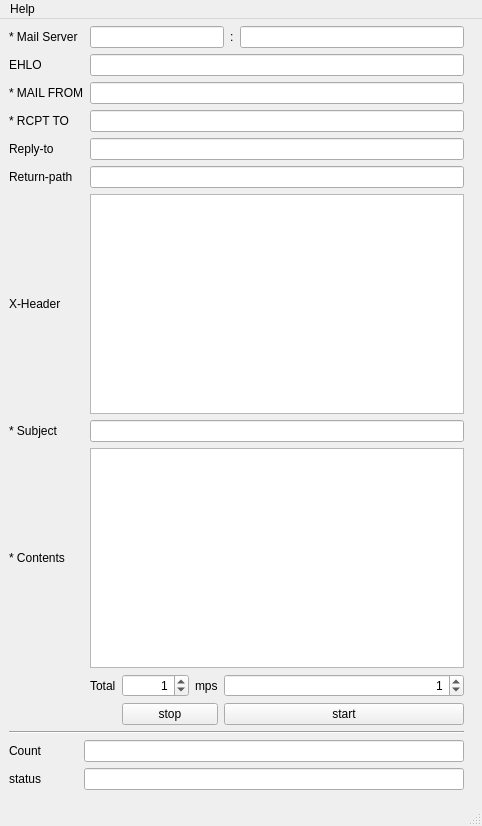
The window that sendmail/measure.ui (jybaek/gist) describes before a commit, drawn with Qt 5.
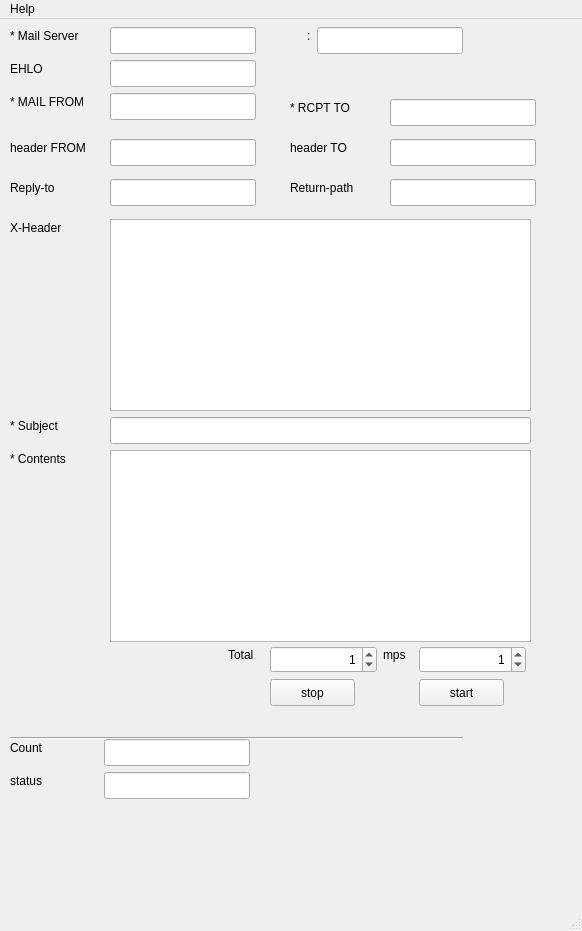
The same window after the commit.

Commit message: Add header from/to

What changed in the file:
```diff
--- a/sendmail/measure.ui
+++ b/sendmail/measure.ui
@@ -6,151 +6,305 @@
    <rect>
     <x>0</x>
     <y>0</y>
-    <width>482</width>
-    <height>826</height>
+    <width>582</width>
+    <height>931</height>
    </rect>
   </property>
   <property name="windowTitle">
    <string>MainWindow</string>
   </property>
   <widget class="QWidget" name="centralwidget">
-   <widget class="QWidget" name="">
+   <widget class="QLabel" name="label_11">
     <property name="geometry">
      <rect>
-      <x>9</x>
-      <y>7</y>
-      <width>455</width>
-      <height>764</height>
+      <x>290</x>
+      <y>120</y>
+      <width>71</width>
+      <height>17</height>
      </rect>
     </property>
-    <layout class="QGridLayout" name="gridLayout">
-     <item row="0" column="0">
+    <property name="text">
+     <string>header TO</string>
+    </property>
+   </widget>
+   <widget class="QLineEdit" name="form_headerto">
+    <property name="geometry">
+     <rect>
+      <x>390</x>
+      <y>120</y>
+      <width>146</width>
+      <height>27</height>
+     </rect>
+    </property>
+    <property name="text">
+     <string/>
+    </property>
+   </widget>
+   <widget class="QLabel" name="label_12">
+    <property name="geometry">
+     <rect>
+      <x>10</x>
+      <y>120</y>
+      <width>93</width>
+      <height>17</height>
+     </rect>
+    </property>
+    <property name="text">
+     <string>header FROM</string>
+    </property>
+   </widget>
+   <widget class="QLineEdit" name="form_headerfrom">
+    <property name="geometry">
+     <rect>
+      <x>110</x>
+      <y>120</y>
+      <width>146</width>
+      <height>27</height>
+     </rect>
+    </property>
+    <property name="text">
+     <string/>
+    </property>
+   </widget>
+   <widget class="QLineEdit" name="form_mailserver_port">
+    <property name="geometry">
+     <rect>
+      <x>317</x>
+      <y>8</y>
+      <width>146</width>
+      <height>27</height>
+     </rect>
+    </property>
+    <property name="text">
+     <string/>
+    </property>
+   </widget>
       <widget class="QLabel" name="label_6">
+    <property name="geometry">
+     <rect>
+      <x>10</x>
+      <y>8</y>
+      <width>88</width>
+      <height>17</height>
+     </rect>
+    </property>
        <property name="text">
         <string>* Mail Server</string>
        </property>
       </widget>
-     </item>
-     <item row="0" column="2" colspan="4">
       <widget class="QLineEdit" name="form_mailserver">
+    <property name="geometry">
+     <rect>
+      <x>110</x>
+      <y>8</y>
+      <width>146</width>
+      <height>27</height>
+     </rect>
+    </property>
        <property name="text">
         <string/>
        </property>
       </widget>
-     </item>
-     <item row="0" column="6">
       <widget class="QLabel" name="label_13">
+    <property name="geometry">
+     <rect>
+      <x>307</x>
+      <y>8</y>
+      <width>16</width>
+      <height>17</height>
+     </rect>
+    </property>
        <property name="text">
         <string>:</string>
        </property>
       </widget>
-     </item>
-     <item row="0" column="7">
-      <widget class="QLineEdit" name="form_mailserver_port">
-       <property name="text">
-        <string/>
-       </property>
-      </widget>
-     </item>
-     <item row="1" column="0">
-      <widget class="QLabel" name="label">
-       <property name="text">
-        <string>EHLO</string>
-       </property>
-      </widget>
-     </item>
-     <item row="1" column="2" colspan="6">
-      <widget class="QLineEdit" name="form_ehlo"/>
-     </item>
-     <item row="2" column="0" colspan="2">
-      <widget class="QLabel" name="label_5">
-       <property name="text">
-        <string>* MAIL FROM</string>
-       </property>
-      </widget>
-     </item>
-     <item row="2" column="2" colspan="6">
-      <widget class="QLineEdit" name="form_mailfrom">
-       <property name="text">
-        <string/>
-       </property>
-      </widget>
-     </item>
-     <item row="3" column="0">
-      <widget class="QLabel" name="label_8">
-       <property name="text">
-        <string>* RCPT TO</string>
-       </property>
-      </widget>
-     </item>
-     <item row="3" column="2" colspan="6">
-      <widget class="QLineEdit" name="form_rcptto">
+   <widget class="Line" name="line">
+    <property name="geometry">
+     <rect>
+      <x>10</x>
+      <y>711</y>
+      <width>453</width>
+      <height>16</height>
+     </rect>
+    </property>
+    <property name="orientation">
+     <enum>Qt::Horizontal</enum>
+    </property>
+   </widget>
+   <widget class="QLineEdit" name="lineEdit_2">
+    <property name="geometry">
+     <rect>
+      <x>104</x>
+      <y>753</y>
+      <width>146</width>
+      <height>27</height>
+     </rect>
+    </property>
+    <property name="readOnly">
+     <bool>true</bool>
+    </property>
+   </widget>
+   <widget class="QLabel" name="label_10">
+    <property name="geometry">
+     <rect>
+      <x>10</x>
+      <y>753</y>
+      <width>43</width>
+      <height>17</height>
+     </rect>
+    </property>
        <property name="text">
-        <string/>
-       </property>
-      </widget>
-     </item>
-     <item row="4" column="0" colspan="2">
-      <widget class="QLabel" name="label_14">
-       <property name="text">
-        <string>Reply-to</string>
-       </property>
-      </widget>
-     </item>
-     <item row="4" column="2" colspan="6">
-      <widget class="QLineEdit" name="form_replyto">
+     <string>status</string>
+    </property>
+   </widget>
+   <widget class="QLabel" name="label_2">
+    <property name="geometry">
+     <rect>
+      <x>10</x>
+      <y>720</y>
+      <width>43</width>
+      <height>17</height>
+     </rect>
+    </property>
        <property name="text">
-        <string/>
-       </property>
-      </widget>
-     </item>
-     <item row="5" column="0" colspan="2">
-      <widget class="QLabel" name="label_15">
-       <property name="text">
-        <string>Return-path</string>
-       </property>
-      </widget>
-     </item>
-     <item row="5" column="2" colspan="6">
-      <widget class="QLineEdit" name="form_returnpath">
-       <property name="text">
-        <string/>
-       </property>
-      </widget>
-     </item>
-     <item row="6" column="0">
-      <widget class="QLabel" name="label_16">
-       <property name="text">
-        <string>X-Header</string>
-       </property>
-      </widget>
-     </item>
-     <item row="6" column="2" colspan="6">
-      <widget class="QTextEdit" name="form_xheader"/>
-     </item>
-     <item row="7" column="0">
+     <string>Count</string>
+    </property>
+   </widget>
+   <widget class="QLineEdit" name="lineEdit">
+    <property name="geometry">
+     <rect>
+      <x>104</x>
+      <y>720</y>
+      <width>146</width>
+      <height>27</height>
+     </rect>
+    </property>
+    <property name="readOnly">
+     <bool>true</bool>
+    </property>
+   </widget>
       <widget class="QLabel" name="label_7">
+    <property name="geometry">
+     <rect>
+      <x>10</x>
+      <y>398</y>
+      <width>63</width>
+      <height>17</height>
+     </rect>
+    </property>
        <property name="text">
         <string>* Subject</string>
        </property>
       </widget>
-     </item>
-     <item row="7" column="2" colspan="6">
+   <widget class="QLineEdit" name="form_ehlo">
+    <property name="geometry">
+     <rect>
+      <x>110</x>
+      <y>41</y>
+      <width>146</width>
+      <height>27</height>
+     </rect>
+    </property>
+   </widget>
+   <widget class="QPushButton" name="form_start">
+    <property name="geometry">
+     <rect>
+      <x>419</x>
+      <y>660</y>
+      <width>85</width>
+      <height>27</height>
+     </rect>
+    </property>
+    <property name="text">
+     <string>start</string>
+    </property>
+   </widget>
+   <widget class="QLineEdit" name="form_replyto">
+    <property name="geometry">
+     <rect>
+      <x>110</x>
+      <y>160</y>
+      <width>146</width>
+      <height>27</height>
+     </rect>
+    </property>
+    <property name="text">
+     <string/>
+    </property>
+   </widget>
+   <widget class="QLabel" name="label_9">
+    <property name="geometry">
+     <rect>
+      <x>383</x>
+      <y>627</y>
+      <width>30</width>
+      <height>17</height>
+     </rect>
+    </property>
+    <property name="text">
+     <string>mps</string>
+    </property>
+   </widget>
       <widget class="QLineEdit" name="form_subject">
+    <property name="geometry">
+     <rect>
+      <x>110</x>
+      <y>398</y>
+      <width>421</width>
+      <height>27</height>
+     </rect>
+    </property>
        <property name="text">
         <string/>
        </property>
       </widget>
-     </item>
-     <item row="8" column="0">
-      <widget class="QLabel" name="label_4">
+   <widget class="QSpinBox" name="mps">
+    <property name="geometry">
+     <rect>
+      <x>419</x>
+      <y>627</y>
+      <width>107</width>
+      <height>27</height>
+     </rect>
+    </property>
+    <property name="wrapping">
+     <bool>false</bool>
+    </property>
+    <property name="alignment">
+     <set>Qt::AlignRight|Qt::AlignTrailing|Qt::AlignVCenter</set>
+    </property>
+    <property name="accelerated">
+     <bool>false</bool>
+    </property>
+    <property name="maximum">
+     <number>420000000</number>
+    </property>
+    <property name="value">
+     <number>1</number>
+    </property>
+   </widget>
+   <widget class="QLabel" name="label_8">
+    <property name="geometry">
+     <rect>
+      <x>290</x>
+      <y>80</y>
+      <width>71</width>
+      <height>17</height>
+     </rect>
+    </property>
        <property name="text">
-        <string>* Contents</string>
-       </property>
-      </widget>
-     </item>
-     <item row="8" column="2" colspan="6">
+     <string>* RCPT TO</string>
+    </property>
+   </widget>
       <widget class="QTextEdit" name="form_data">
+    <property name="geometry">
+     <rect>
+      <x>110</x>
+      <y>431</y>
+      <width>421</width>
+      <height>192</height>
+     </rect>
+    </property>
        <property name="html">
         <string>&lt;!DOCTYPE HTML PUBLIC &quot;-//W3C//DTD HTML 4.0//EN&quot; &quot;http://www.w3.org/TR/REC-html40/strict.dtd&quot;&gt;
 &lt;html&gt;&lt;head&gt;&lt;meta name=&quot;qrichtext&quot; content=&quot;1&quot; /&gt;&lt;style type=&quot;text/css&quot;&gt;
@@ -159,112 +313,186 @@
 &lt;p style=&quot;-qt-paragraph-type:empty; margin-top:0px; margin-bottom:0px; margin-left:0px; margin-right:0px; -qt-block-indent:0; text-indent:0px;&quot;&gt;&lt;br /&gt;&lt;/p&gt;&lt;/body&gt;&lt;/html&gt;</string>
        </property>
       </widget>
-     </item>
-     <item row="9" column="2">
+   <widget class="QLineEdit" name="form_mailfrom">
+    <property name="geometry">
+     <rect>
+      <x>110</x>
+      <y>74</y>
+      <width>146</width>
+      <height>27</height>
+     </rect>
+    </property>
+    <property name="text">
+     <string/>
+    </property>
+   </widget>
       <widget class="QLabel" name="label_3">
+    <property name="geometry">
+     <rect>
+      <x>228</x>
+      <y>627</y>
+      <width>36</width>
+      <height>17</height>
+     </rect>
+    </property>
        <property name="text">
         <string>Total</string>
        </property>
       </widget>
-     </item>
-     <item row="9" column="3">
-      <widget class="QSpinBox" name="mail_total">
-       <property name="autoFillBackground">
-        <bool>false</bool>
-       </property>
-       <property name="wrapping">
-        <bool>false</bool>
-       </property>
-       <property name="alignment">
-        <set>Qt::AlignRight|Qt::AlignTrailing|Qt::AlignVCenter</set>
-       </property>
-       <property name="accelerated">
-        <bool>false</bool>
-       </property>
-       <property name="maximum">
-        <number>420000000</number>
-       </property>
-       <property name="value">
-        <number>1</number>
-       </property>
-      </widget>
-     </item>
-     <item row="9" column="4">
-      <widget class="QLabel" name="label_9">
+   <widget class="QLabel" name="label">
+    <property name="geometry">
+     <rect>
+      <x>10</x>
+      <y>41</y>
+      <width>38</width>
+      <height>17</height>
+     </rect>
+    </property>
        <property name="text">
-        <string>mps</string>
-       </property>
-      </widget>
-     </item>
-     <item row="9" column="5" colspan="3">
-      <widget class="QSpinBox" name="mps">
-       <property name="wrapping">
-        <bool>false</bool>
-       </property>
-       <property name="alignment">
-        <set>Qt::AlignRight|Qt::AlignTrailing|Qt::AlignVCenter</set>
-       </property>
-       <property name="accelerated">
-        <bool>false</bool>
-       </property>
-       <property name="maximum">
-        <number>420000000</number>
-       </property>
-       <property name="value">
-        <number>1</number>
-       </property>
-      </widget>
-     </item>
-     <item row="10" column="3" colspan="2">
+     <string>EHLO</string>
+    </property>
+   </widget>
+   <widget class="QLineEdit" name="form_rcptto">
+    <property name="geometry">
+     <rect>
+      <x>390</x>
+      <y>80</y>
+      <width>146</width>
+      <height>27</height>
+     </rect>
+    </property>
+    <property name="text">
+     <string/>
+    </property>
+   </widget>
       <widget class="QPushButton" name="form_stop">
+    <property name="geometry">
+     <rect>
+      <x>270</x>
+      <y>660</y>
+      <width>85</width>
+      <height>27</height>
+     </rect>
+    </property>
        <property name="text">
         <string>stop</string>
        </property>
       </widget>
-     </item>
-     <item row="10" column="5" colspan="3">
-      <widget class="QPushButton" name="form_start">
+   <widget class="QLabel" name="label_5">
+    <property name="geometry">
+     <rect>
+      <x>10</x>
+      <y>74</y>
+      <width>93</width>
+      <height>17</height>
+     </rect>
+    </property>
        <property name="text">
-        <string>start</string>
-       </property>
-      </widget>
-     </item>
-     <item row="11" column="0" colspan="8">
-      <widget class="Line" name="line">
-       <property name="orientation">
-        <enum>Qt::Horizontal</enum>
-       </property>
-      </widget>
-     </item>
-     <item row="12" column="0">
-      <widget class="QLabel" name="label_2">
+     <string>* MAIL FROM</string>
+    </property>
+   </widget>
+   <widget class="QTextEdit" name="form_xheader">
+    <property name="geometry">
+     <rect>
+      <x>110</x>
+      <y>200</y>
+      <width>421</width>
+      <height>192</height>
+     </rect>
+    </property>
+   </widget>
+   <widget class="QLabel" name="label_14">
+    <property name="geometry">
+     <rect>
+      <x>10</x>
+      <y>160</y>
+      <width>59</width>
+      <height>17</height>
+     </rect>
+    </property>
        <property name="text">
-        <string>Count</string>
-       </property>
-      </widget>
-     </item>
-     <item row="12" column="1" colspan="7">
-      <widget class="QLineEdit" name="lineEdit">
-       <property name="readOnly">
-        <bool>true</bool>
-       </property>
-      </widget>
-     </item>
-     <item row="13" column="0">
-      <widget class="QLabel" name="label_10">
+     <string>Reply-to</string>
+    </property>
+   </widget>
+   <widget class="QLineEdit" name="form_returnpath">
+    <property name="geometry">
+     <rect>
+      <x>390</x>
+      <y>160</y>
+      <width>146</width>
+      <height>27</height>
+     </rect>
+    </property>
+    <property name="text">
+     <string/>
+    </property>
+   </widget>
+   <widget class="QSpinBox" name="mail_total">
+    <property name="geometry">
+     <rect>
+      <x>270</x>
+      <y>627</y>
+      <width>107</width>
+      <height>27</height>
+     </rect>
+    </property>
+    <property name="autoFillBackground">
+     <bool>false</bool>
+    </property>
+    <property name="wrapping">
+     <bool>false</bool>
+    </property>
+    <property name="alignment">
+     <set>Qt::AlignRight|Qt::AlignTrailing|Qt::AlignVCenter</set>
+    </property>
+    <property name="accelerated">
+     <bool>false</bool>
+    </property>
+    <property name="maximum">
+     <number>420000000</number>
+    </property>
+    <property name="value">
+     <number>1</number>
+    </property>
+   </widget>
+   <widget class="QLabel" name="label_4">
+    <property name="geometry">
+     <rect>
+      <x>10</x>
+      <y>431</y>
+      <width>75</width>
+      <height>17</height>
+     </rect>
+    </property>
        <property name="text">
-        <string>status</string>
-       </property>
-      </widget>
-     </item>
-     <item row="13" column="1" colspan="7">
-      <widget class="QLineEdit" name="lineEdit_2">
-       <property name="readOnly">
-        <bool>true</bool>
-       </property>
-      </widget>
-     </item>
-    </layout>
+     <string>* Contents</string>
+    </property>
+   </widget>
+   <widget class="QLabel" name="label_16">
+    <property name="geometry">
+     <rect>
+      <x>10</x>
+      <y>200</y>
+      <width>65</width>
+      <height>17</height>
+     </rect>
+    </property>
+    <property name="text">
+     <string>X-Header</string>
+    </property>
+   </widget>
+   <widget class="QLabel" name="label_15">
+    <property name="geometry">
+     <rect>
+      <x>290</x>
+      <y>160</y>
+      <width>83</width>
+      <height>17</height>
+     </rect>
+    </property>
+    <property name="text">
+     <string>Return-path</string>
+    </property>
    </widget>
   </widget>
   <widget class="QMenuBar" name="menubar">
@@ -272,7 +500,7 @@
     <rect>
      <x>0</x>
      <y>0</y>
-     <width>482</width>
+     <width>582</width>
      <height>31</height>
     </rect>
    </property>
```
Lines whose indentation alone changed are shown as unchanged. The commit also changes 1 other file.
